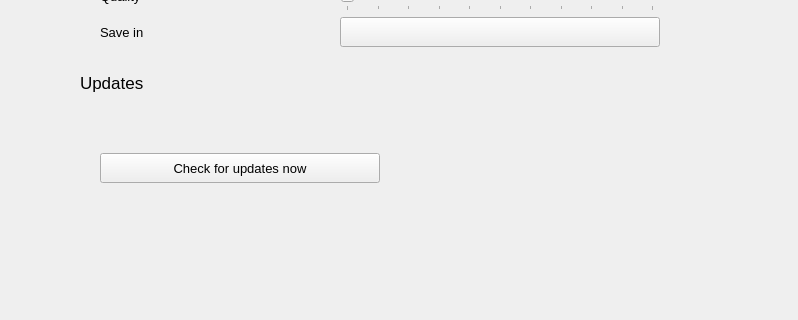
savoirfairelinux/jami-client-windows, file settingswidget.ui: the form before one commit; both pictures show x 348 to 1146 and y 355 to 675 of the 1146 by 883 pixel window.
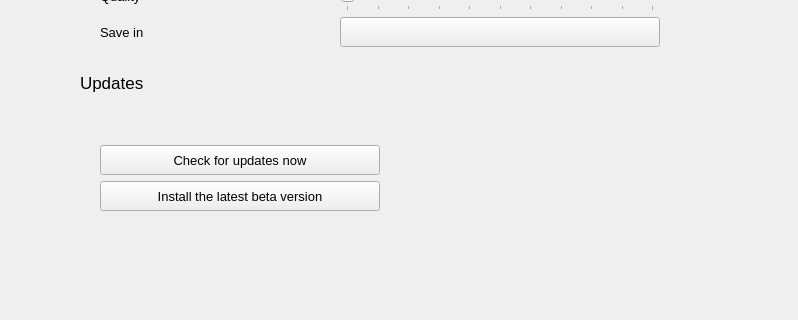
The form after the commit. The open tabs and pages were chosen to show the change. Icons and pictures are not drawn. Custom widgets are drawn as their Qt base class.

Commit message:
beta: add differentiation between release version and beta version
- update mechanism also changes

```diff
--- a/settingswidget.ui
+++ b/settingswidget.ui
@@ -715,7 +715,7 @@
                               </font>
                              </property>
                              <property name="icon">
-                              <iconset>
+                              <iconset resource="ressources.qrc">
                                <normaloff>:/images/icons/round-folder-24px.svg</normaloff>:/images/icons/round-folder-24px.svg</iconset>
                              </property>
                              <property name="iconSize">
@@ -1060,7 +1060,7 @@
                               <string/>
                              </property>
                              <property name="icon">
-                              <iconset>
+                              <iconset resource="ressources.qrc">
                                <normaloff>:/images/icons/round-folder-24px.svg</normaloff>:/images/icons/round-folder-24px.svg</iconset>
                              </property>
                              <property name="iconSize">
@@ -1124,10 +1124,7 @@
                         </spacer>
                        </item>
                        <item>
-                        <layout class="QVBoxLayout" name="verticalLayout_16">
-                         <property name="spacing">
-                          <number>14</number>
-                         </property>
+                        <layout class="QGridLayout" name="gridLayout">
                          <property name="leftMargin">
                           <number>20</number>
                          </property>
@@ -1137,7 +1134,7 @@
                          <property name="bottomMargin">
                           <number>0</number>
                          </property>
-                         <item>
+                         <item row="1" column="0">
                           <layout class="QHBoxLayout" name="horizontalLayout_6">
                            <property name="spacing">
                             <number>12</number>
@@ -1183,7 +1180,7 @@
                            </item>
                           </layout>
                          </item>
-                         <item>
+                         <item row="2" column="0">
                           <layout class="QHBoxLayout" name="horizontalLayout_17">
                            <property name="topMargin">
                             <number>0</number>
@@ -1214,7 +1211,7 @@
                               </font>
                              </property>
                              <property name="toolTip">
-                              <string>Check for updates now button</string>
+                              <string>Check for updates now</string>
                              </property>
                              <property name="text">
                               <string>Check for updates now</string>
@@ -1229,7 +1226,57 @@
                              <property name="sizeHint" stdset="0">
                               <size>
                                <width>40</width>
-                               <height>20</height>
+                               <height>0</height>
+                              </size>
+                             </property>
+                            </spacer>
+                           </item>
+                          </layout>
+                         </item>
+                         <item row="3" column="0">
+                          <layout class="QHBoxLayout" name="horizontalLayout_27">
+                           <item>
+                            <widget class="QPushButton" name="installBetaButton">
+                             <property name="sizePolicy">
+                              <sizepolicy hsizetype="MinimumExpanding" vsizetype="Preferred">
+                               <horstretch>0</horstretch>
+                               <verstretch>0</verstretch>
+                              </sizepolicy>
+                             </property>
+                             <property name="minimumSize">
+                              <size>
+                               <width>0</width>
+                               <height>30</height>
+                              </size>
+                             </property>
+                             <property name="maximumSize">
+                              <size>
+                               <width>16777215</width>
+                               <height>30</height>
+                              </size>
+                             </property>
+                             <property name="font">
+                              <font>
+                               <pointsize>10</pointsize>
+                              </font>
+                             </property>
+                             <property name="toolTip">
+                              <string>Install the newest beta version</string>
+                             </property>
+                             <property name="text">
+                              <string>Install the latest beta version</string>
+                             </property>
+                            </widget>
+                           </item>
+                           <item>
+                            <spacer name="horizontalSpacer_32">
+                             <property name="orientation">
+                              <enum>Qt::Horizontal</enum>
+                             </property>
+                             <property name="sizeHint" stdset="0">
+                              <size>
+                               <width>40</width>
+                               <height>0</height>
                               </size>
                              </property>
                             </spacer>
@@ -1416,7 +1463,7 @@
                  <rect>
                   <x>0</x>
                   <y>0</y>
-                  <width>706</width>
+                  <width>745</width>
                   <height>1398</height>
                  </rect>
                 </property>
@@ -2739,7 +2786,7 @@
                  <rect>
                   <x>0</x>
                   <y>0</y>
-                  <width>683</width>
+                  <width>745</width>
                   <height>874</height>
                  </rect>
                 </property>
```
The commit also changes 11 other files.
